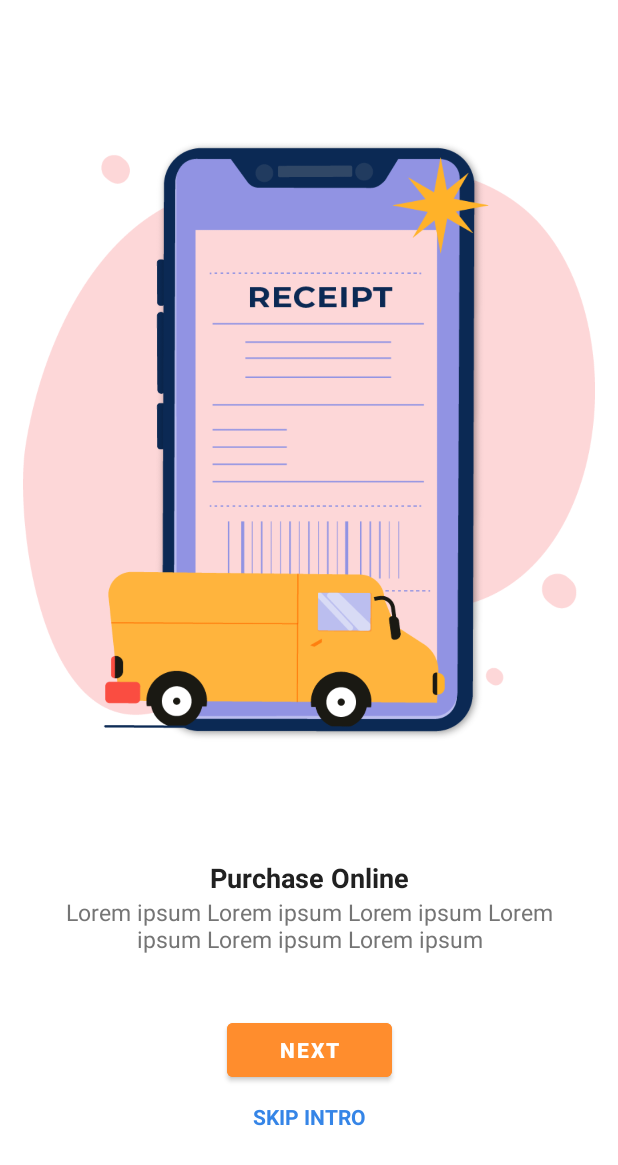
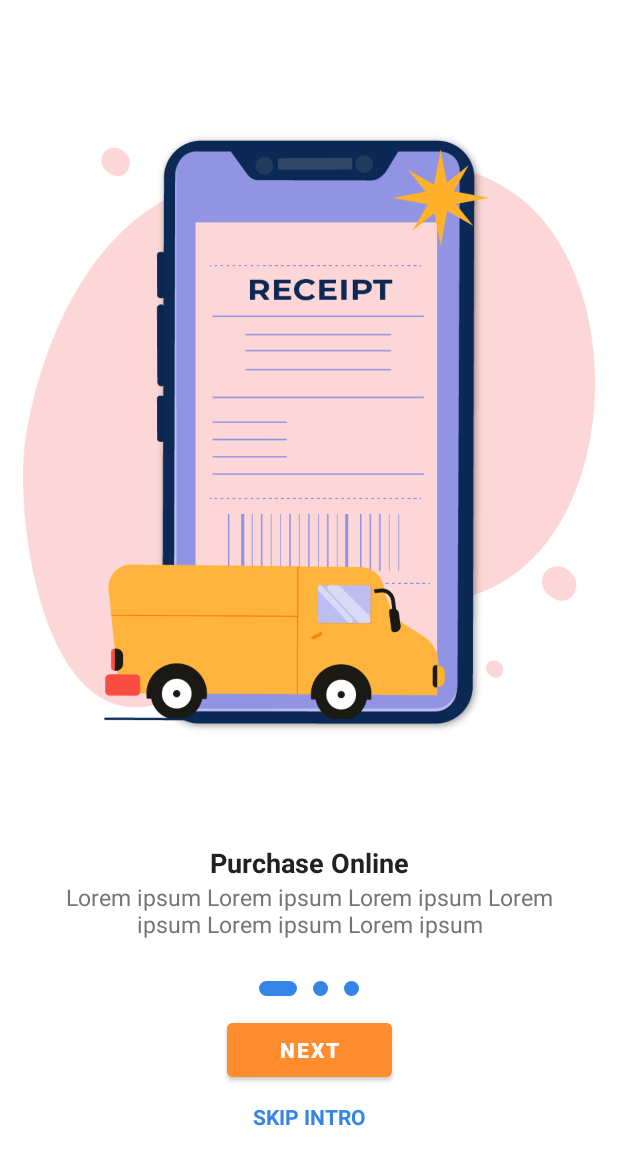
Before and after one commit to Lava21/OnBoardingSampleV2, an Android app: the screen it shows after launch (MainActivity), on a phone screen of 412 x 824 dp. Shown: the top 1165 px of the screen. Run offline under Robolectric (Android 15) with nearby library versions, the phone set to English and light mode, and no system bars.

Commit message:
update commit

```diff
--- a/app/src/main/AndroidManifest.xml
+++ b/app/src/main/AndroidManifest.xml
@@ -9,6 +9,7 @@
         android:roundIcon="@mipmap/ic_launcher_round"
         android:supportsRtl="true"
         android:theme="@style/AppTheme">
+        <activity android:name=".HomeActivity"></activity>
         <activity android:name=".MainActivity">
             <intent-filter>
                 <action android:name="android.intent.action.MAIN" />
--- a/app/src/main/java/com/mas/sampleonboardingv2/MainActivity.kt
+++ b/app/src/main/java/com/mas/sampleonboardingv2/MainActivity.kt
@@ -1,8 +1,16 @@
 package com.mas.sampleonboardingv2
 
+import android.content.Intent
 import androidx.appcompat.app.AppCompatActivity
 import android.os.Bundle
+import android.view.ViewGroup.LayoutParams.WRAP_CONTENT
+import android.widget.ImageView
+import android.widget.LinearLayout
+import androidx.core.content.ContextCompat
+import androidx.core.view.get
+import androidx.viewpager2.widget.ViewPager2
 import kotlinx.android.synthetic.main.activity_main.*
+import kotlinx.android.synthetic.main.slide_item.*
 
 class MainActivity : AppCompatActivity() {
 
@@ -31,5 +39,78 @@ class MainActivity : AppCompatActivity() {
         setContentView(R.layout.activity_main)
 
         vpIntroSlider.adapter = introSliderAdapter
+        setupIndicators()
+
+        setCurrentIndicator(0)
+
+        vpIntroSlider.registerOnPageChangeCallback(object :
+            ViewPager2.OnPageChangeCallback(){
+
+            override fun onPageSelected(position: Int) {
+                super.onPageSelected(position)
+                setCurrentIndicator(position)
+            }
+        })
+
+        btnNext.setOnClickListener {
+            if (vpIntroSlider.currentItem + 1 < introSliderAdapter.itemCount){
+                vpIntroSlider.currentItem += 1
+            } else {
+                Intent(applicationContext, HomeActivity::class.java).also {
+                    startActivity(it)
+                    finish()
+                }
+            }
+        }
+
+        tvSkipIntro.setOnClickListener {
+            Intent(applicationContext, HomeActivity::class.java).also {
+                startActivity(it)
+                finish()
+            }
+        }
+    }
+
+    private fun setupIndicators() {
+        val indicators = arrayOfNulls<ImageView>(introSliderAdapter.itemCount)
+        val layoutParams: LinearLayout.LayoutParams =
+            LinearLayout.LayoutParams(WRAP_CONTENT, WRAP_CONTENT)
+        layoutParams.setMargins(8,0,8,0)
+        for (i in indicators.indices){
+            indicators[i] = ImageView(applicationContext)
+            indicators[i].apply {
+                this?.setImageDrawable(
+                    ContextCompat.getDrawable(
+                        applicationContext,
+                        R.drawable.indicator_inactive
+                    )
+                )
+                this?.layoutParams = layoutParams
+            }
+            llIndicator.addView(indicators[i])
+        }
+    }
+
+    private fun setCurrentIndicator(index: Int){
+        val childCount = llIndicator.childCount
+        for (i in 0 until childCount){
+            val imageView = llIndicator[i] as ImageView
+
+            if (i == index){
+                imageView.setImageDrawable(
+                    ContextCompat.getDrawable(
+                        applicationContext,
+                        R.drawable.indicator_active
+                    )
+                )
+            } else {
+                imageView.setImageDrawable(
+                    ContextCompat.getDrawable(
+                        applicationContext,
+                        R.drawable.indicator_inactive
+                    )
+                )
+            }
+        }
     }
 }
```
Also changed, not shown: app/src/main/java/com/mas/sampleonboardingv2/HomeActivity.kt (added, +11 -0 lines), app/src/main/res/layout/activity_home.xml (added, +9 -0 lines).
